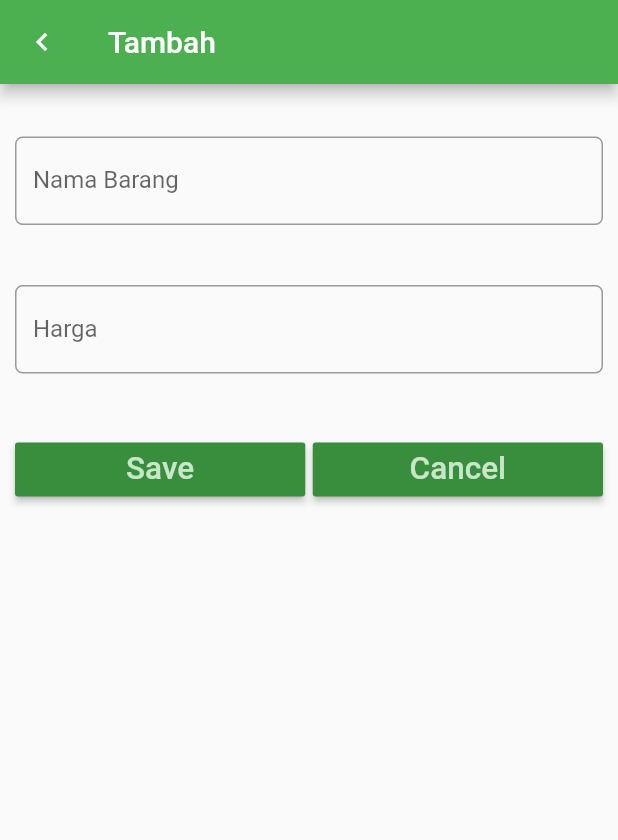
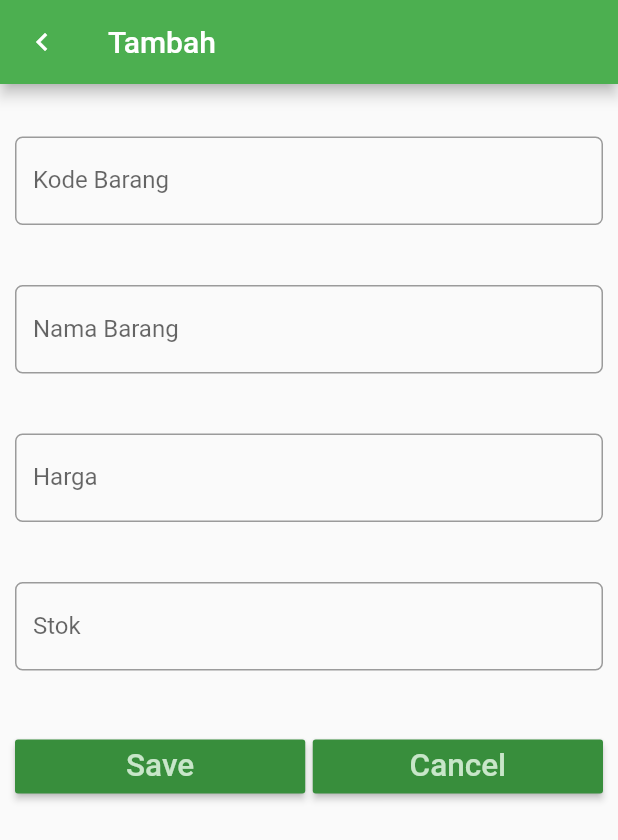
Before and after one commit to mutiadhewanty/flutter_crud_sqlite, a Flutter app: the screen it shows after launch, after a tap on "Tambah Item", on a phone screen of 412 x 824 dp. Shown: the top 840 px of the screen. Run offline on Flutter 3.47's test engine with Material 2 defaults, Android fonts, the phone set to English and light mode, and no system bars; our stand-ins replace sqflite; accounts and stored records are empty.

Commit message:
insert data

```diff
--- a/lib/models/dbhelper.dart
+++ b/lib/models/dbhelper.dart
@@ -24,7 +24,23 @@ class DbHelper {
  CREATE TABLE item (
  id INTEGER PRIMARY KEY AUTOINCREMENT,
  name TEXT,
- price INTEGER
+ price INTEGER,
+ )
+ ''');
+  }
+  Future<dynamic> alterTable(String item, String kode, int stok) async {
+  var dbClient = await item.db;
+  var count = await dbClient.execute("ALTER TABLE $item ADD "
+      "COLUMN $kode TEXT;"
+      "COLUMN $stok INTEGER;");
+  print(await dbClient.query(item));
+  return count;
+}
+void _alterTable(Database db, int version) async {
+    await db.execute('''
+ ALTER TABLE item (
+   ADD COLUMN kode TEXT;
+   ADD COLUMN stok INTEGER;
  )
  ''');
   }
--- a/lib/models/item.dart
+++ b/lib/models/item.dart
@@ -1,7 +1,9 @@
 class Item {
   int? _id;
   late String _name;
+  late String _kode;
   late int _price;
+  late int _stok;
 
   int get id => _id!;
 
@@ -10,18 +12,30 @@ class Item {
   set name(String value) {
     this._name = value;
   }
+  String get kode => this._kode;
+
+  set kode(String value) {
+    this._kode = value;
+  }
 
   int get price => this._price;
 
   set price(int value) {
     this._price = value;
   }
-  Item(this._name, this._price);
+  int get stok => this._stok;
+
+  set stok(int value) {
+    this._stok = value;
+  }
+  Item(this._name, this._price, this._kode, this._stok);
 
   Item.fromMap(Map<String, dynamic> map) {
     this._id = map['id'];
     this._name = map['name'];
     this._price = map['price'];
+    this._stok = map['stok'];
+    this._kode = map['kode'];
   }
 
   Map<String, dynamic> toMap() {
@@ -29,6 +43,8 @@ class Item {
     map['id'] = this._id;
     map['name'] = name;
     map['price'] = price;
+    map['kode'] = kode;
+    map['stok'] = stok;
     return map;
   }
 }
--- a/lib/ui/addData.dart
+++ b/lib/ui/addData.dart
@@ -14,11 +14,15 @@ class EntryFormState extends State<EntryForm> {
   EntryFormState(this.item);
   TextEditingController nameController = TextEditingController();
   TextEditingController priceController = TextEditingController();
+  TextEditingController kodeController = TextEditingController();
+  TextEditingController stokController = TextEditingController();
   @override
   Widget build(BuildContext context) {
     if (item != null) {
       nameController.text = item!.name;
       priceController.text = item!.price.toString();
+      kodeController.text = item!.kode;
+      stokController.text = item!.stok.toString();
     }
     return Scaffold(
         appBar: AppBar(
@@ -29,6 +33,21 @@ class EntryFormState extends State<EntryForm> {
           padding: EdgeInsets.only(top: 15.0, left: 10.0, right: 10.0),
           child: ListView(
             children: <Widget>[
+              // kode
+              Padding(
+                padding: EdgeInsets.only(top: 20.0, bottom: 20.0),
+                child: TextField(
+                  controller: kodeController,
+                  keyboardType: TextInputType.text,
+                  decoration: InputDecoration(
+                    labelText: 'Kode Barang',
+                    border: OutlineInputBorder(
+                      borderRadius: BorderRadius.circular(5.0),
+                    ),
+                  ),
+                  onChanged: (value) {},
+                ),
+              ),
               // nama
               Padding(
                 padding: EdgeInsets.only(top: 20.0, bottom: 20.0),
@@ -41,8 +60,7 @@ class EntryFormState extends State<EntryForm> {
                       borderRadius: BorderRadius.circular(5.0),
                     ),
                   ),
-                  onChanged: (value) {
-                  },
+                  onChanged: (value) {},
                 ),
               ),
               // harga
@@ -53,6 +71,23 @@ class EntryFormState extends State<EntryForm> {
                   keyboardType: TextInputType.number,
                   decoration: InputDecoration(
                     labelText: 'Harga',
+                    border: OutlineInputBorder(
+                      borderRadius: BorderRadius.circular(5.0),
+                    ),
+                  ),
+                  onChanged: (value) {
+                    //
+                  },
+                ),
+              ),
+              // stok
+              Padding(
+                padding: EdgeInsets.only(top: 20.0, bottom: 20.0),
+                child: TextField(
+                  controller: stokController,
+                  keyboardType: TextInputType.number,
+                  decoration: InputDecoration(
+                    labelText: 'Stok',
                     border: OutlineInputBorder(
                       borderRadius: BorderRadius.circular(5.0),
                     ),
@@ -79,8 +114,11 @@ class EntryFormState extends State<EntryForm> {
                         onPressed: () {
                           if (item == null) {
                             // insert
-                            item = Item(nameController.text,
-                                int.parse(priceController.text));
+                            item = Item(
+                                nameController.text,
+                                int.parse(priceController.text),
+                                kodeController.text,
+                                int.parse(stokController.text));
                           } else {
                             // update
                             item!.name = nameController.text;
--- a/lib/ui/home.dart
+++ b/lib/ui/home.dart
@@ -15,7 +15,20 @@ class HomeState extends State<Home> {
   DbHelper dbHelper = DbHelper();
   int count = 0;
   List<Item>? itemList;
+  List<Map<String, dynamic>> _item = [];
+  bool _isLoading = true;
+  void _refreshItems() async {
+    final data = await dbHelper.select();
+    setState(() {
+      _item = data;
+      _isLoading = false;
+    });
+  }
   @override
+  void initState(){
+    super.initState();
+    _refreshItems();
+  }
   Widget build(BuildContext context) {
     if (itemList == null) {
       itemList = <Item>[];
@@ -73,14 +86,14 @@ class HomeState extends State<Home> {
           elevation: 2.0,
           child: ListTile(
             leading: CircleAvatar(
-              backgroundColor: Colors.red,
+              backgroundColor: Colors.greenAccent,
               child: Icon(Icons.ad_units),
             ),
             title: Text(
               this.itemList![index].name,
               style: textStyle,
             ),
-            subtitle: Text(this.itemList![index].price.toString()),
+            subtitle: Expanded(child: Text(this.itemList![index].price.toString())),
             trailing: SizedBox(
               width: 100,
               child: Row(
```
